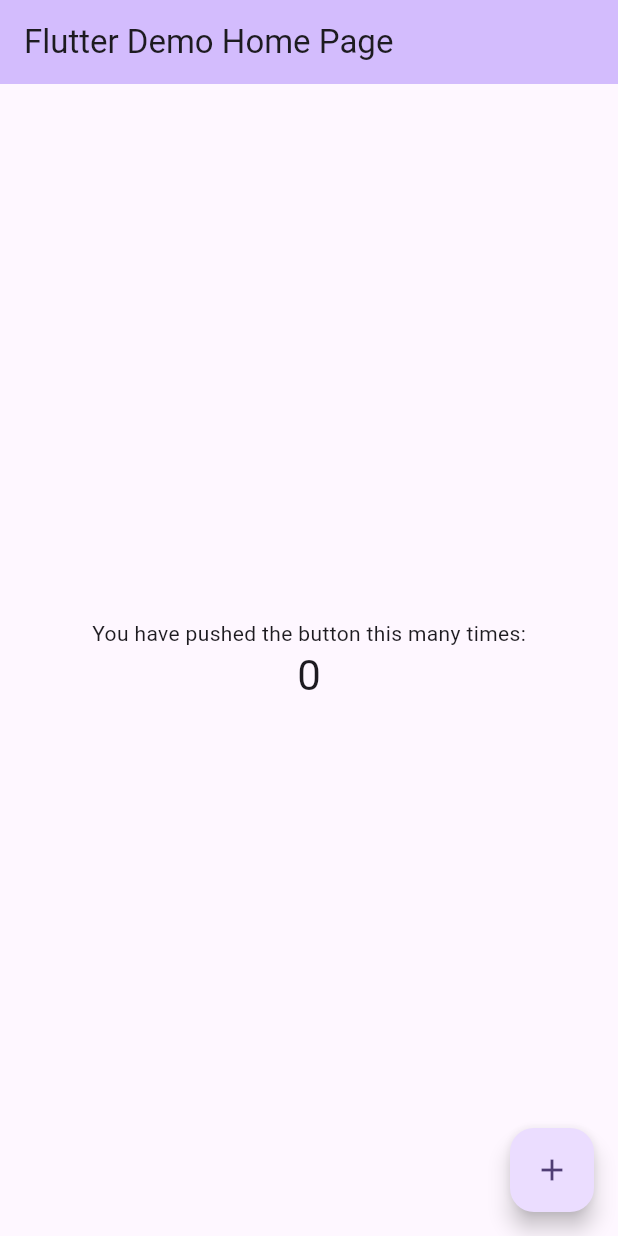
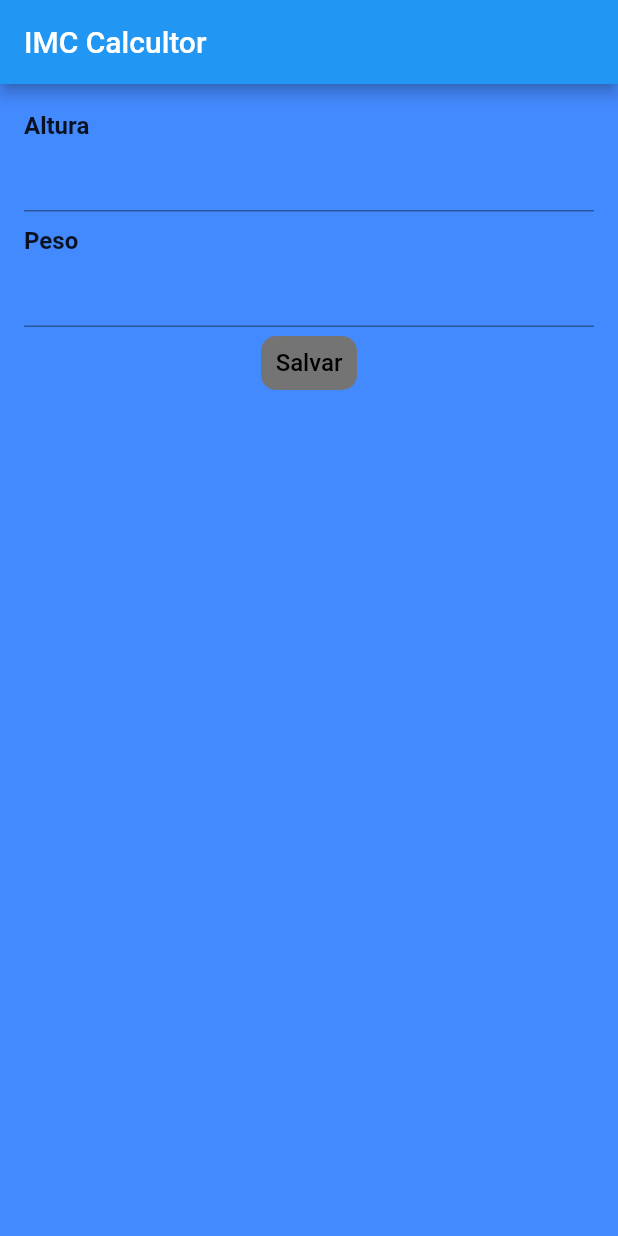
Before and after one commit to vinirecoaro/IMCalculator, a Flutter app: the screen it shows after launch, on a phone screen of 412 x 824 dp. Run offline on Flutter 3.47's test engine with Material 2 defaults, Android fonts, the phone set to English and light mode, and no system bars.

Commit message:
Create an screen to input height and weight to calculte the IMC

```diff
--- a/imcalculator/lib/main.dart
+++ b/imcalculator/lib/main.dart
@@ -1,125 +1,6 @@
 import 'package:flutter/material.dart';
+import 'package:imcalculator/pages/my_app.dart';
 
 void main() {
   runApp(const MyApp());
 }
-
-class MyApp extends StatelessWidget {
-  const MyApp({super.key});
-
-  // This widget is the root of your application.
-  @override
-  Widget build(BuildContext context) {
-    return MaterialApp(
-      title: 'Flutter Demo',
-      theme: ThemeData(
-        // This is the theme of your application.
-        //
-        // TRY THIS: Try running your application with "flutter run". You'll see
-        // the application has a blue toolbar. Then, without quitting the app,
-        // try changing the seedColor in the colorScheme below to Colors.green
-        // and then invoke "hot reload" (save your changes or press the "hot
-        // reload" button in a Flutter-supported IDE, or press "r" if you used
-        // the command line to start the app).
-        //
-        // Notice that the counter didn't reset back to zero; the application
-        // state is not lost during the reload. To reset the state, use hot
-        // restart instead.
-        //
-        // This works for code too, not just values: Most code changes can be
-        // tested with just a hot reload.
-        colorScheme: ColorScheme.fromSeed(seedColor: Colors.deepPurple),
-        useMaterial3: true,
-      ),
-      home: const MyHomePage(title: 'Flutter Demo Home Page'),
-    );
-  }
-}
-
-class MyHomePage extends StatefulWidget {
-  const MyHomePage({super.key, required this.title});
-
-  // This widget is the home page of your application. It is stateful, meaning
-  // that it has a State object (defined below) that contains fields that affect
-  // how it looks.
-
-  // This class is the configuration for the state. It holds the values (in this
-  // case the title) provided by the parent (in this case the App widget) and
-  // used by the build method of the State. Fields in a Widget subclass are
-  // always marked "final".
-
-  final String title;
-
-  @override
-  State<MyHomePage> createState() => _MyHomePageState();
-}
-
-class _MyHomePageState extends State<MyHomePage> {
-  int _counter = 0;
-
-  void _incrementCounter() {
-    setState(() {
-      // This call to setState tells the Flutter framework that something has
-      // changed in this State, which causes it to rerun the build method below
-      // so that the display can reflect the updated values. If we changed
-      // _counter without calling setState(), then the build method would not be
-      // called again, and so nothing would appear to happen.
-      _counter++;
-    });
-  }
-
-  @override
-  Widget build(BuildContext context) {
-    // This method is rerun every time setState is called, for instance as done
-    // by the _incrementCounter method above.
-    //
-    // The Flutter framework has been optimized to make rerunning build methods
-    // fast, so that you can just rebuild anything that needs updating rather
-    // than having to individually change instances of widgets.
-    return Scaffold(
-      appBar: AppBar(
-        // TRY THIS: Try changing the color here to a specific color (to
-        // Colors.amber, perhaps?) and trigger a hot reload to see the AppBar
-        // change color while the other colors stay the same.
-        backgroundColor: Theme.of(context).colorScheme.inversePrimary,
-        // Here we take the value from the MyHomePage object that was created by
-        // the App.build method, and use it to set our appbar title.
-        title: Text(widget.title),
-      ),
-      body: Center(
-        // Center is a layout widget. It takes a single child and positions it
-        // in the middle of the parent.
-        child: Column(
-          // Column is also a layout widget. It takes a list of children and
-          // arranges them vertically. By default, it sizes itself to fit its
-          // children horizontally, and tries to be as tall as its parent.
-          //
-          // Column has various properties to control how it sizes itself and
-          // how it positions its children. Here we use mainAxisAlignment to
-          // center the children vertically; the main axis here is the vertical
-          // axis because Columns are vertical (the cross axis would be
-          // horizontal).
-          //
-          // TRY THIS: Invoke "debug painting" (choose the "Toggle Debug Paint"
-          // action in the IDE, or press "p" in the console), to see the
-          // wireframe for each widget.
-          mainAxisAlignment: MainAxisAlignment.center,
-          children: <Widget>[
-            const Text(
-              'You have pushed the button this many times:',
-            ),
-            Text(
-              '$_counter',
-              style: Theme.of(context).textTheme.headlineMedium,
-            ),
-          ],
-        ),
-      ),
-      floatingActionButton: FloatingActionButton(
-        onPressed: _incrementCounter,
-        tooltip: 'Increment',
-        child: const Icon(Icons.add),
-      ), // This trailing comma makes auto-formatting nicer for build methods.
-    );
-  }
-}
--- /dev/null
+++ b/imcalculator/lib/pages/imc_calculation_page.dart
@@ -0,0 +1,56 @@
+import 'package:flutter/material.dart';
+
+import '../shared/widgets/text_label.dart';
+
+class ImcCalcultaionPage extends StatefulWidget {
+  const ImcCalcultaionPage({super.key});
+
+  @override
+  State<ImcCalcultaionPage> createState() => _ImcCalcultaionPageState();
+}
+
+class _ImcCalcultaionPageState extends State<ImcCalcultaionPage> {
+  var heightController = TextEditingController(text: "");
+  var weightController = TextEditingController(text: "");
+
+  @override
+  Widget build(BuildContext context) {
+    return SafeArea(
+      child: Scaffold(
+        appBar: AppBar(title: const Text("IMC Calcultor")),
+        backgroundColor: Colors.blueAccent,
+        body: Padding(
+          padding: const EdgeInsets.symmetric(vertical: 8, horizontal: 16),
+          child:
+              Column(crossAxisAlignment: CrossAxisAlignment.start, children: [
+            const TextLabel(
+              text: "Altura",
+            ),
+            TextField(
+              controller: heightController,
+            ),
+            const TextLabel(
+              text: "Peso",
+            ),
+            TextField(
+              controller: weightController,
+            ),
+            Center(
+                child: TextButton(
+              onPressed: () {},
+              style: ButtonStyle(
+                  shape: MaterialStateProperty.all(RoundedRectangleBorder(
+                      borderRadius: BorderRadius.circular(10))),
+                  backgroundColor: MaterialStateProperty.all(
+                      Color.fromARGB(255, 117, 116, 117))),
+              child: const Text(
+                "Salvar",
+                style: TextStyle(fontSize: 16, color: Colors.black),
+              ),
+            ))
+          ]),
+        ),
+      ),
+    );
+  }
+}
--- /dev/null
+++ b/imcalculator/lib/pages/my_app.dart
@@ -0,0 +1,16 @@
+import 'package:flutter/material.dart';
+import 'package:imcalculator/pages/imc_calculation_page.dart';
+
+class MyApp extends StatelessWidget {
+  const MyApp({super.key});
+
+  @override
+  Widget build(BuildContext context) {
+    return MaterialApp(
+      theme: ThemeData(
+          primarySwatch: Colors.blue, textTheme: Typography.blackCupertino),
+      debugShowCheckedModeBanner: false,
+      home: ImcCalcultaionPage(),
+    );
+  }
+}
--- /dev/null
+++ b/imcalculator/lib/shared/widgets/text_label.dart
@@ -0,0 +1,17 @@
+import 'package:flutter/material.dart';
+
+class TextLabel extends StatelessWidget {
+  final String text;
+  const TextLabel({super.key, required this.text});
+
+  @override
+  Widget build(BuildContext context) {
+    return Container(
+      margin: const EdgeInsets.only(top: 10),
+      child: Text(
+        text,
+        style: TextStyle(fontSize: 16, fontWeight: FontWeight.w700),
+      ),
+    );
+  }
+}
```
Also changed, not shown: 1 other file.
